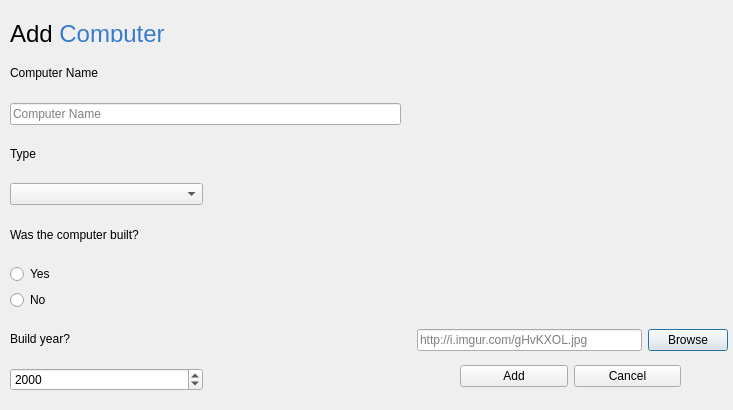
Qt form ui/computerdialog.ui (VLN-H7/Skil3) before a commit.
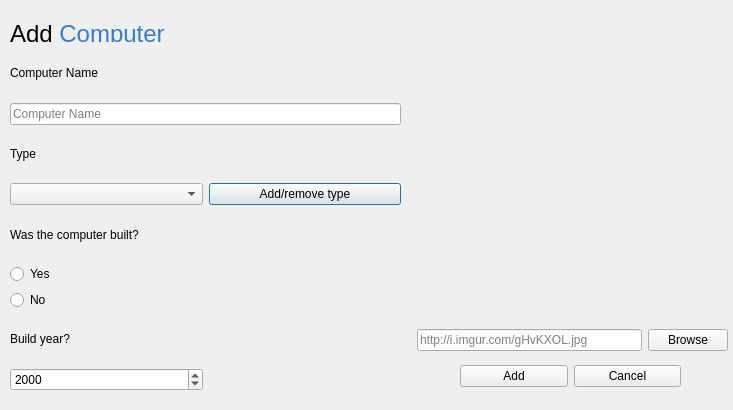
The same form after that commit.

Commit message: Type-dialog ruglumsull

Patch:
```diff
--- a/ui/computerdialog.ui
+++ b/ui/computerdialog.ui
@@ -125,6 +125,13 @@
     <item row="3" column="0">
      <widget class="QComboBox" name="comboType"/>
     </item>
+    <item row="3" column="1">
+     <widget class="QPushButton" name="add_remove_type_btn">
+      <property name="text">
+       <string>Add/remove type</string>
+      </property>
+     </widget>
+    </item>
    </layout>
   </widget>
   <widget class="QLabel" name="label_addComputerTitle">
```
The commit also changes 7 other files.
